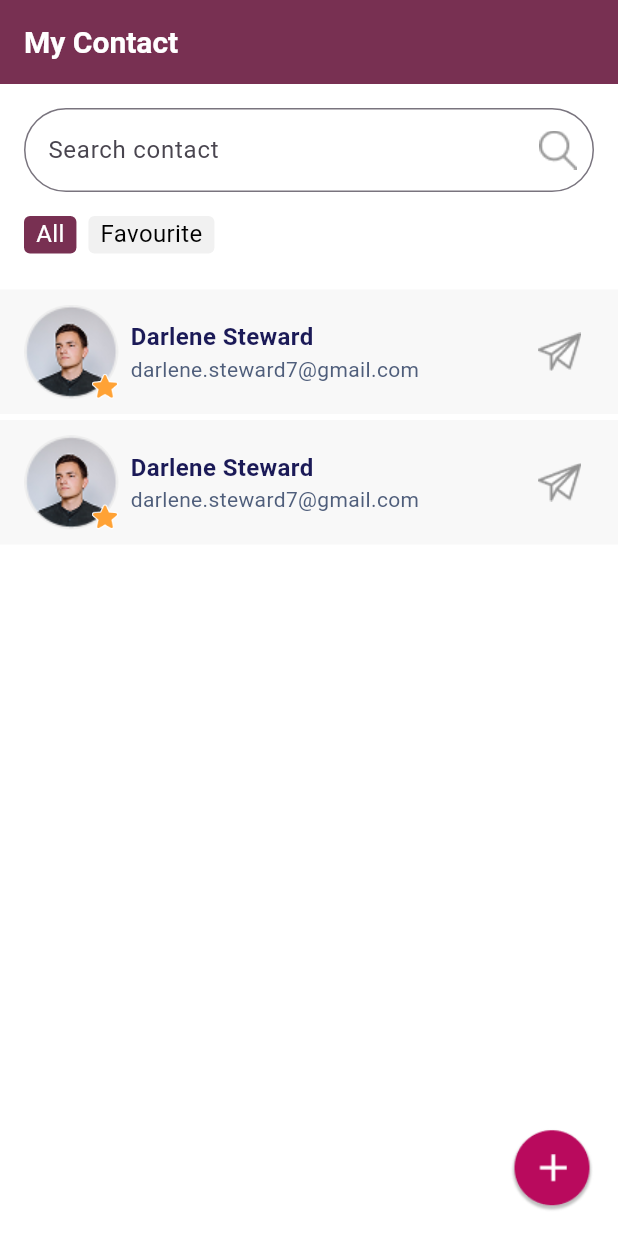
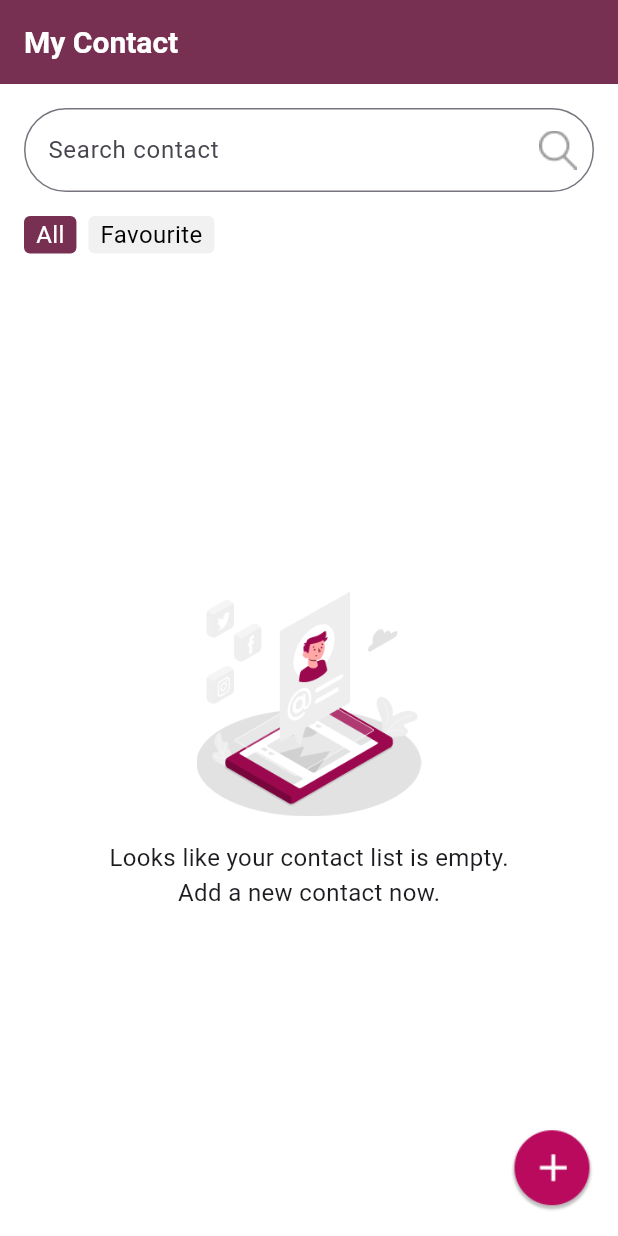
Before and after one commit to AlifAnuar1/Profile-Listing, a Flutter app: the screen it shows after launch, on a phone screen of 412 x 824 dp. Run offline on Flutter 3.47's test engine with Material 3 defaults, Android fonts, the phone set to English and light mode, and no system bars; drawn by our look-alikes of flutter_slidable; our stand-ins replace firebase_core, firebase_database; accounts and stored records are empty.

Commit message:
Feature : Home Page - Search Profile, Profile Detail Page - Update Profile

```diff
--- /dev/null
+++ b/lib/classes/profile_class.dart
@@ -0,0 +1,44 @@
+class Profile {
+  String? id;
+  String? firstName;
+  String? lastName;
+  String? email;
+  String? profilePicUrl;
+  bool isFavourite;
+
+  Profile({
+    this.id,
+    this.firstName,
+    this.lastName,
+    this.email,
+    this.profilePicUrl,
+    required this.isFavourite,
+  });
+
+  Map<String, dynamic> toMap() {
+    return {
+      'id': id ?? '',
+      'firstName': firstName ?? '',
+      'lastName': lastName ?? '',
+      'email': email ?? '',
+      'profilePicUrl': profilePicUrl ?? '',
+      'isFavourite': isFavourite,
+    };
+  }
+
+  factory Profile.fromMap(Map<dynamic, dynamic> map, String id) {
+    return Profile(
+      id: id,
+      firstName: map['firstName'] ?? '',
+      lastName: map['lastName'] ?? '',
+      email: map['email'] ?? '',
+      profilePicUrl: map['profilePicUrl'] ?? '',
+      isFavourite: map['isFavourite'] ?? false,
+    );
+  }
+
+  @override
+  String toString() {
+    return 'Profile(id: $id, firstName: $firstName, lastName: $lastName, email: $email, profilePicUrl: $profilePicUrl, isFavourite: $isFavourite)';
+  }
+}
--- a/lib/view/pages/home_page.dart
+++ b/lib/view/pages/home_page.dart
@@ -1,5 +1,8 @@
 import 'package:flutter/material.dart';
+import 'package:profile_listing/classes/profile_class.dart';
+import 'package:profile_listing/repository/profile_dao.dart';
 import 'package:profile_listing/utils/styles.dart';
+import 'package:profile_listing/view/widget/loading_widget.dart';
 import 'package:profile_listing/view/widget/profile_list_widget.dart';
 
 class HomePage extends StatefulWidget {
@@ -10,6 +13,21 @@ class HomePage extends StatefulWidget {
 }
 
 class _HomePageState extends State<HomePage> {
+  final ProfileDao _profileDao = ProfileDao();
+
+  List<Profile> _allProfileList = [];
+  List<Profile> _filteredProfileList = [];
+  bool _isLoading = true;
+
+  String _selectedFilter = "All";
+  String _searchText = "";
+
+  @override
+  void initState() {
+    super.initState();
+    _onGetProfileListing();
+  }
+
   @override
   Widget build(BuildContext context) {
     return Scaffold(
@@ -25,6 +43,12 @@ class _HomePageState extends State<HomePage> {
               child: Column(
                 children: [
                   TextField(
+                    onChanged: (query) {
+                      setState(() {
+                        _searchText = query;
+                        _applyFilter();
+                      });
+                    },
                     decoration: InputDecoration(
                       hintText: "Search contact",
                       suffixIcon: IconButton(
@@ -45,35 +69,18 @@ class _HomePageState extends State<HomePage> {
 
               child: Row(
                 children: [
-                  Container(
-                    height: 25.0,
-                    padding: const EdgeInsets.symmetric(horizontal: 8.0),
-                    decoration: BoxDecoration(
-                      color: AppColors.primary,
-                      borderRadius: BorderRadius.circular(4.0),
-                    ),
-                    child: Text(
-                      "All",
-                      style: const TextStyle(color: Colors.white, fontSize: 16),
-                    ),
-                  ),
+                  _filterContainer("All"),
                   SizedBox(width: 8.0),
-                  Container(
-                    height: 25.0,
-                    padding: const EdgeInsets.symmetric(horizontal: 8.0),
-                    decoration: BoxDecoration(
-                      color: AppColors.background,
-                      borderRadius: BorderRadius.circular(4.0),
-                    ),
-                    child: Text(
-                      "Favourite",
-                      style: const TextStyle(color: Colors.black, fontSize: 16),
-                    ),
-                  ),
+                  _filterContainer("Favourite"),
                 ],
               ),
             ),
-            Expanded(child: ProfileListWidget(profileList: [])),
+            Expanded(
+              child:
+                  _isLoading
+                      ? LoadingWidget()
+                      : ProfileListWidget(profileList: _filteredProfileList),
+            ),
           ],
         ),
       ),
@@ -89,4 +96,77 @@ class _HomePageState extends State<HomePage> {
       floatingActionButtonLocation: FloatingActionButtonLocation.endFloat,
     );
   }
+
+  Widget _filterContainer(String filter) {
+    bool isSelected = _selectedFilter == filter;
+
+    return InkWell(
+      onTap: () {
+        setState(() {
+          _selectedFilter = filter;
+          _applyFilter();
+        });
+      },
+      child: Container(
+        height: 25.0,
+        padding: const EdgeInsets.symmetric(horizontal: 8.0),
+        decoration: BoxDecoration(
+          color: isSelected ? AppColors.primary : AppColors.background,
+          borderRadius: BorderRadius.circular(4.0),
+        ),
+        child: Center(
+          child: Text(
+            filter,
+            style: TextStyle(
+              color: isSelected ? Colors.white : Colors.black,
+              fontSize: 16,
+            ),
+          ),
+        ),
+      ),
+    );
+  }
+
+  void _applyFilter() {
+    List<Profile> filteredProfiles = List.from(_allProfileList);
+
+    if (_selectedFilter == "Favourite") {
+      filteredProfiles =
+          filteredProfiles.where((profile) => profile.isFavourite).toList();
+    }
+
+    if (_searchText.isNotEmpty) {
+      filteredProfiles =
+          filteredProfiles.where((profile) {
+            final query = _searchText.toLowerCase();
+            return profile.firstName!.toLowerCase().contains(query) ||
+                profile.lastName!.toLowerCase().contains(query) ||
+                profile.email!.toLowerCase().contains(query);
+          }).toList();
+    }
+
+    setState(() {
+      _filteredProfileList = filteredProfiles;
+    });
+  }
+
+  Future<void> _onGetProfileListing() async {
+    try {
+      List<Profile> profiles = await _profileDao.onGetAllProfiles();
+
+      setState(() {
+        _allProfileList = profiles;
+        _filteredProfileList = profiles;
+        _isLoading = false;
+      });
+    } catch (e) {
+      setState(() {
+        _isLoading = false;
+      });
+
+      ScaffoldMessenger.of(context).showSnackBar(
+        SnackBar(content: Text('Error Fetching Profile Listing: $e')),
+      );
+    }
+  }
 }
--- a/lib/view/widget/profile_list_widget.dart
+++ b/lib/view/widget/profile_list_widget.dart
@@ -1,17 +1,11 @@
 import 'package:flutter/material.dart';
+import 'package:profile_listing/classes/profile_class.dart';
 import 'package:profile_listing/view/item/profile_list_item.dart';
 
-class ProfileListWidget extends StatefulWidget {
+class ProfileListWidget extends StatelessWidget {
   const ProfileListWidget({super.key, required this.profileList});
 
-  final List<String> profileList;
-
-  @override
-  State<ProfileListWidget> createState() => _ProfileListWidgetState();
-}
-
-class _ProfileListWidgetState extends State<ProfileListWidget> {
-  List<String> items = ["Darlene","2"];
+  final List<Profile> profileList;
 
   @override
   Widget build(BuildContext context) {
@@ -19,7 +13,7 @@ class _ProfileListWidgetState extends State<ProfileListWidget> {
   }
 
   Widget _buildBody() {
-    if (items.isEmpty) {
+    if (profileList.isEmpty) {
       return Padding(
         padding: EdgeInsets.all(16.0),
         child: Center(
@@ -49,9 +43,9 @@ class _ProfileListWidgetState extends State<ProfileListWidget> {
         padding: EdgeInsets.only(top: 16.0),
 
         child: ListView.builder(
-          itemCount: items.length,
+          itemCount: profileList.length,
           itemBuilder: (context, index) {
-            return ProfileListItem();
+            return ProfileListItem(profile: profileList[index]);
           },
         ),
       );
```
Also changed, not shown: lib/repository/profile_dao.dart (added, +102 -0 lines), lib/view/item/profile_list_item.dart (+21 -35 lines), lib/view/pages/profile_details_page.dart (+57 -16 lines), lib/view/pages/profile_edit_details_page.dart (+93 -13 lines), lib/view/widget/loading_widget.dart (added, +10 -0 lines), 11 other files.
